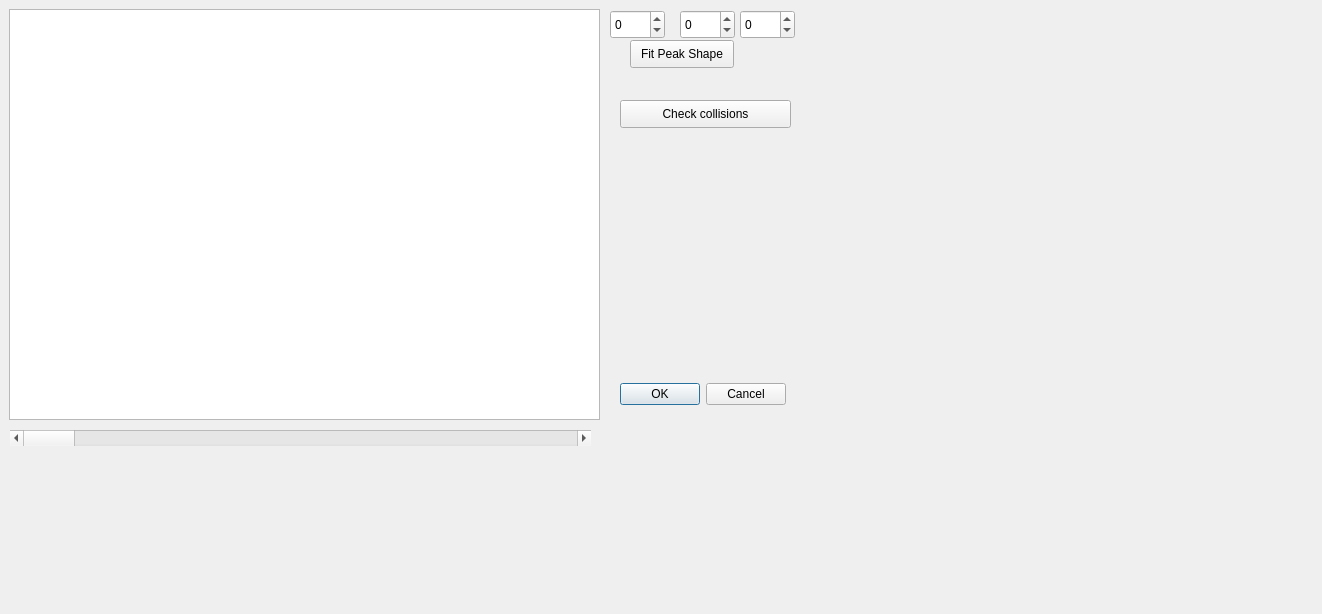
This is apps/NSXQt/ui/PeakFitDialog.ui in k61n/openhkl as Qt 5 draws it before an edit. The edited form follows.
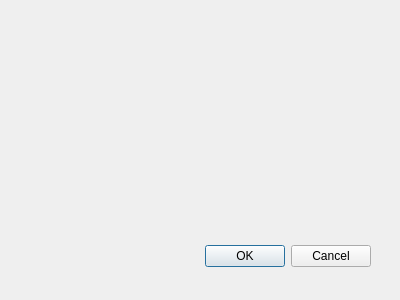
This is the edited form.

Commit message: begin implementing Packer class

Patch:
```diff
--- a/apps/NSXQt/ui/PeakFitDialog.ui
+++ b/apps/NSXQt/ui/PeakFitDialog.ui
@@ -6,8 +6,8 @@
    <rect>
     <x>0</x>
     <y>0</y>
-    <width>1322</width>
-    <height>614</height>
+    <width>400</width>
+    <height>300</height>
    </rect>
   </property>
   <property name="windowTitle">
@@ -16,10 +16,10 @@
   <widget class="QDialogButtonBox" name="buttonBox">
    <property name="geometry">
     <rect>
-     <x>620</x>
-     <y>380</y>
-     <width>166</width>
-     <height>28</height>
+     <x>30</x>
+     <y>240</y>
+     <width>341</width>
+     <height>32</height>
     </rect>
    </property>
    <property name="orientation">
@@ -29,94 +29,6 @@
     <set>QDialogButtonBox::Cancel|QDialogButtonBox::Ok</set>
    </property>
   </widget>
-  <widget class="QSpinBox" name="spinBoxH">
-   <property name="geometry">
-    <rect>
-     <x>610</x>
-     <y>10</y>
-     <width>55</width>
-     <height>29</height>
-    </rect>
-   </property>
-   <property name="minimum">
-    <number>-99</number>
-   </property>
-  </widget>
-  <widget class="QSpinBox" name="spinBoxK">
-   <property name="geometry">
-    <rect>
-     <x>680</x>
-     <y>10</y>
-     <width>55</width>
-     <height>29</height>
-    </rect>
-   </property>
-   <property name="minimum">
-    <number>-99</number>
-   </property>
-  </widget>
-  <widget class="QSpinBox" name="spinBoxL">
-   <property name="geometry">
-    <rect>
-     <x>740</x>
-     <y>10</y>
-     <width>55</width>
-     <height>29</height>
-    </rect>
-   </property>
-   <property name="minimum">
-    <number>-99</number>
-   </property>
-  </widget>
-  <widget class="QGraphicsView" name="graphicsView">
-   <property name="geometry">
-    <rect>
-     <x>9</x>
-     <y>9</y>
-     <width>591</width>
-     <height>411</height>
-    </rect>
-   </property>
-  </widget>
-  <widget class="QScrollBar" name="frameScrollBar">
-   <property name="geometry">
-    <rect>
-     <x>10</x>
-     <y>430</y>
-     <width>581</width>
-     <height>16</height>
-    </rect>
-   </property>
-   <property name="orientation">
-    <enum>Qt::Horizontal</enum>
-   </property>
-  </widget>
-  <widget class="QPushButton" name="pushButton">
-   <property name="geometry">
-    <rect>
-     <x>630</x>
-     <y>40</y>
-     <width>104</width>
-     <height>28</height>
-    </rect>
-   </property>
-   <property name="text">
-    <string>Fit Peak Shape</string>
-   </property>
-  </widget>
-  <widget class="QPushButton" name="collisionButton">
-   <property name="geometry">
-    <rect>
-     <x>620</x>
-     <y>100</y>
-     <width>171</width>
-     <height>28</height>
-    </rect>
-   </property>
-   <property name="text">
-    <string>Check collisions</string>
-   </property>
-  </widget>
  </widget>
  <resources/>
  <connections>
```
Left out of the diff: 5 changed lines with no effect on the pictures. The commit also changes 4 other files.
